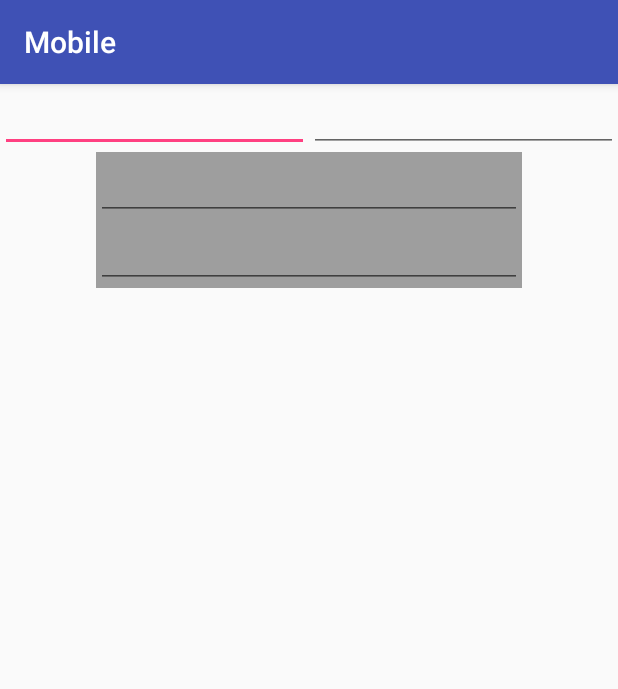
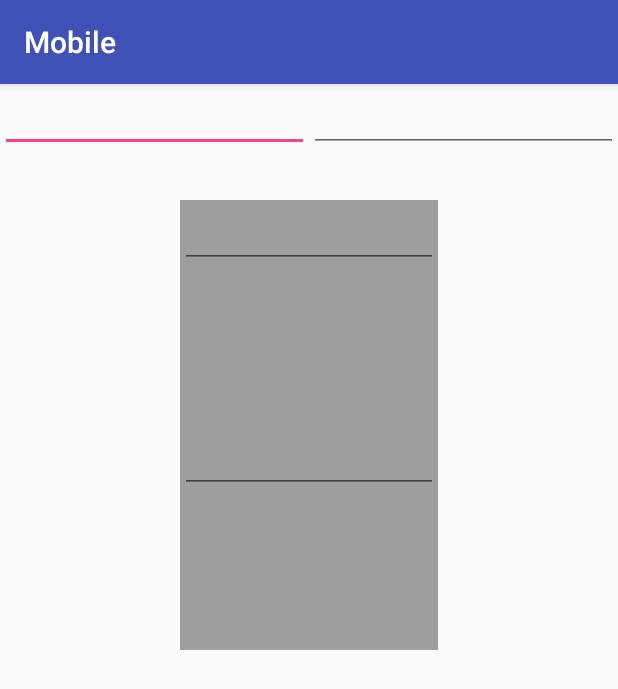
Before and after one commit to bigarcia/Mobile1, an Android app: the screen it shows after launch (Pebolim), on a phone screen of 412 x 824 dp. Shown: the top 689 px of the screen. Run offline under Robolectric (Android 15) with nearby library versions, the phone set to English and light mode, and no system bars.

Commit message:
caixas redimensionadas

```diff
--- a/Mobile/app/src/main/res/layout/activity_pebolim.xml
+++ b/Mobile/app/src/main/res/layout/activity_pebolim.xml
@@ -27,20 +27,23 @@
     <LinearLayout
         android:layout_width="match_parent"
         android:layout_height="wrap_content"
-        android:orientation="vertical">
+        android:orientation="vertical"
+        android:layout_marginTop="32dp">
         <LinearLayout
             android:layout_width="match_parent"
             android:layout_height="wrap_content"
-            android:weightSum="2"
+
             android:orientation="horizontal"
             android:background="@color/cinza"
-            android:layout_marginLeft="64dp"
-            android:layout_marginRight="64dp"
+            android:layout_marginLeft="120dp"
+            android:layout_marginRight="120dp"
+            android:minHeight="150dp"
+
             >
             <EditText
                 android:layout_width="match_parent"
                 android:layout_height="wrap_content"
-                android:layout_weight="1"
+
                 android:inputType="text"
                 />
         </LinearLayout>
@@ -50,8 +53,9 @@
             android:weightSum="2"
             android:orientation="horizontal"
             android:background="@color/cinza"
-            android:layout_marginLeft="64dp"
-            android:layout_marginRight="64dp"
+            android:layout_marginLeft="120dp"
+            android:layout_marginRight="120dp"
+            android:minHeight="150dp"
             >
             <EditText
                 android:layout_width="match_parent"
```
